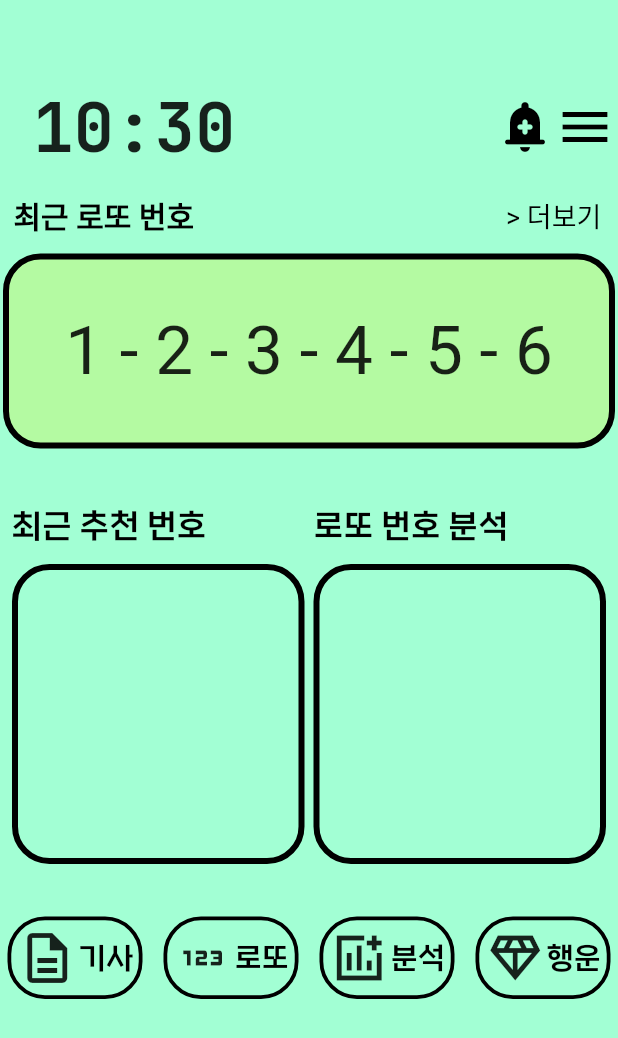
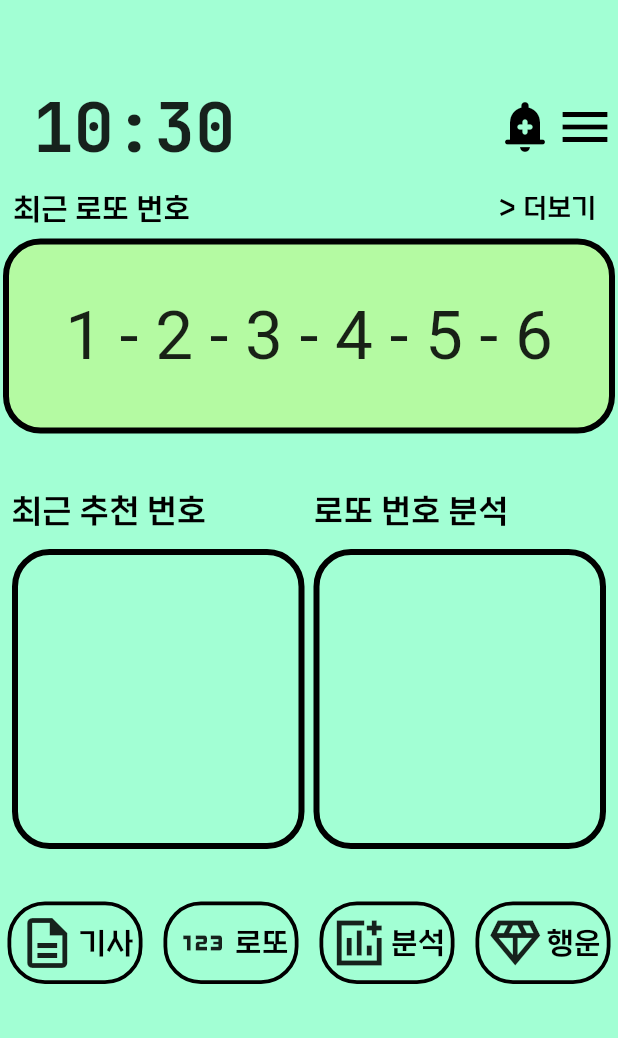
Before and after one commit to jithhuP/PowerBall, a Flutter app: the screen it shows after launch, on a phone screen of 412 x 824 dp. Shown: the top 1038 px of the screen. Run offline on Flutter 3.47's test engine with Material 2 defaults, Android fonts, the phone set to English and light mode, and no system bars; our stand-ins replace fl_chart, syncfusion_flutter_charts, timer_builder.

Commit message:
'최근 로또 번호', '더보기' 폰트 수정

```diff
--- a/lib/main.dart
+++ b/lib/main.dart
@@ -82,17 +82,20 @@ class App extends StatelessWidget {
                         Text(
                           '최근 로또 번호',
                           style: TextStyle(
-                              color: Colors.black,
-                              fontSize: 20.0,
-                              fontWeight: FontWeight.w600),
+                            color: Colors.black,
+                            fontSize: 20.0,
+                            fontWeight: FontWeight.w600,
+                            fontFamily: 'KBOGothic',
+                          ),
                         ),
                         SizedBox(
-                          width: 208,
+                          width: 205,
                         ),
+                        // 더보기 영역
                         Text(
-                          // 더보기 영역
                           '> 더보기',
                           style: TextStyle(
+                            fontFamily: 'KBOGothic',
                             color: Colors.black,
                             fontSize: 18.0,
                           ),
```
